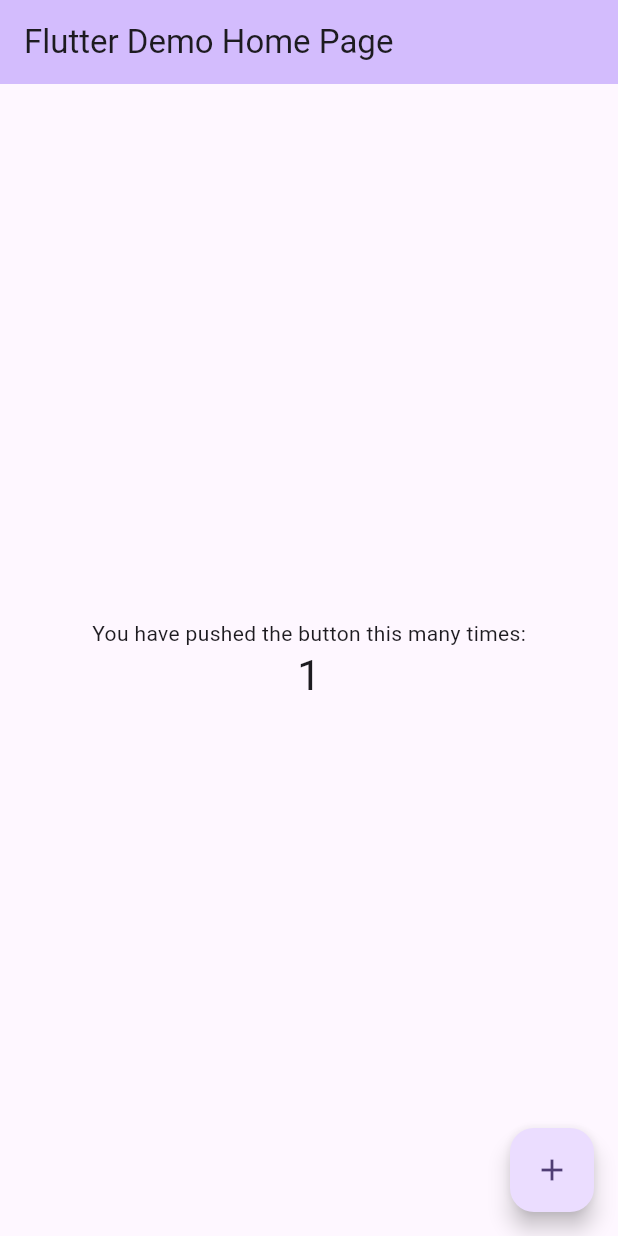
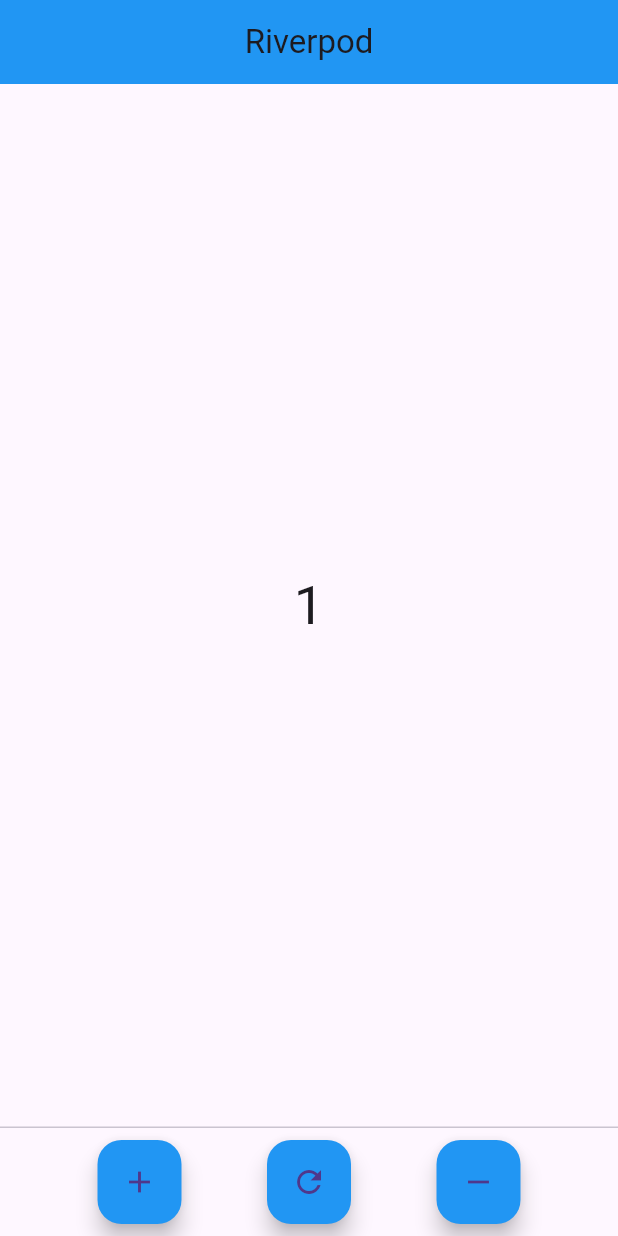
Before and after one commit to shoaib-khan895/RiverPod, a Flutter app: the screen it shows after launch, after a tap on the "add" icon, on a phone screen of 412 x 824 dp. Run offline on Flutter 3.47's test engine with Material 3 defaults, Android fonts, the phone set to English and light mode, and no system bars; our stand-ins replace flutter_riverpod.

Commit message:
Initial commit

```diff
--- a/analysis_options.yaml
+++ b/analysis_options.yaml
@@ -1,29 +1,3 @@
-# This file configures the analyzer, which statically analyzes Dart code to
-# check for errors, warnings, and lints.
-#
-# The issues identified by the analyzer are surfaced in the UI of Dart-enabled
-# IDEs (https://dart.dev/tools#ides-and-editors). The analyzer can also be
-# invoked from the command line by running `flutter analyze`.
-
-# The following line activates a set of recommended lints for Flutter apps,
-# packages, and plugins designed to encourage good coding practices.
-include: package:flutter_lints/flutter.yaml
-
-linter:
-  # The lint rules applied to this project can be customized in the
-  # section below to disable rules from the `package:flutter_lints/flutter.yaml`
-  # included above or to enable additional rules. A list of all available lints
-  # and their documentation is published at
-  # https://dart-lang.github.io/linter/lints/index.html.
-  #
-  # Instead of disabling a lint rule for the entire project in the
-  # section below, it can also be suppressed for a single line of code
-  # or a specific dart file by using the `// ignore: name_of_lint` and
-  # `// ignore_for_file: name_of_lint` syntax on the line or in the file
-  # producing the lint.
-  rules:
-    # avoid_print: false  # Uncomment to disable the `avoid_print` rule
-    # prefer_single_quotes: true  # Uncomment to enable the `prefer_single_quotes` rule
-
-# Additional information about this file can be found at
-# https://dart.dev/guides/language/analysis-options
+analyzer:
+  plugins:
+    - custom_lint
--- a/lib/main.dart
+++ b/lib/main.dart
@@ -1,125 +1,10 @@
 import 'package:flutter/material.dart';
+import 'package:flutter_riverpod/flutter_riverpod.dart';
+import 'package:riverpod_demo/state_notifier_demo/screens/state_notifier_demo.dart';
 
 void main() {
-  runApp(const MyApp());
+  ///change screens to see demo.
+  ///StateProviderDemo
+  ///FutureProviderDemo
+  runApp(ProviderScope(child: MaterialApp(home: StateNotifierDemo())));
 }
-
-class MyApp extends StatelessWidget {
-  const MyApp({super.key});
-
-  // This widget is the root of your application.
-  @override
-  Widget build(BuildContext context) {
-    return MaterialApp(
-      title: 'Flutter Demo',
-      theme: ThemeData(
-        // This is the theme of your application.
-        //
-        // TRY THIS: Try running your application with "flutter run". You'll see
-        // the application has a blue toolbar. Then, without quitting the app,
-        // try changing the seedColor in the colorScheme below to Colors.green
-        // and then invoke "hot reload" (save your changes or press the "hot
-        // reload" button in a Flutter-supported IDE, or press "r" if you used
-        // the command line to start the app).
-        //
-        // Notice that the counter didn't reset back to zero; the application
-        // state is not lost during the reload. To reset the state, use hot
-        // restart instead.
-        //
-        // This works for code too, not just values: Most code changes can be
-        // tested with just a hot reload.
-        colorScheme: ColorScheme.fromSeed(seedColor: Colors.deepPurple),
-        useMaterial3: true,
-      ),
-      home: const MyHomePage(title: 'Flutter Demo Home Page'),
-    );
-  }
-}
-
-class MyHomePage extends StatefulWidget {
-  const MyHomePage({super.key, required this.title});
-
-  // This widget is the home page of your application. It is stateful, meaning
-  // that it has a State object (defined below) that contains fields that affect
-  // how it looks.
-
-  // This class is the configuration for the state. It holds the values (in this
-  // case the title) provided by the parent (in this case the App widget) and
-  // used by the build method of the State. Fields in a Widget subclass are
-  // always marked "final".
-
-  final String title;
-
-  @override
-  State<MyHomePage> createState() => _MyHomePageState();
-}
-
-class _MyHomePageState extends State<MyHomePage> {
-  int _counter = 0;
-
-  void _incrementCounter() {
-    setState(() {
-      // This call to setState tells the Flutter framework that something has
-      // changed in this State, which causes it to rerun the build method below
-      // so that the display can reflect the updated values. If we changed
-      // _counter without calling setState(), then the build method would not be
-      // called again, and so nothing would appear to happen.
-      _counter++;
-    });
-  }
-
-  @override
-  Widget build(BuildContext context) {
-    // This method is rerun every time setState is called, for instance as done
-    // by the _incrementCounter method above.
-    //
-    // The Flutter framework has been optimized to make rerunning build methods
-    // fast, so that you can just rebuild anything that needs updating rather
-    // than having to individually change instances of widgets.
-    return Scaffold(
-      appBar: AppBar(
-        // TRY THIS: Try changing the color here to a specific color (to
-        // Colors.amber, perhaps?) and trigger a hot reload to see the AppBar
-        // change color while the other colors stay the same.
-        backgroundColor: Theme.of(context).colorScheme.inversePrimary,
-        // Here we take the value from the MyHomePage object that was created by
-        // the App.build method, and use it to set our appbar title.
-        title: Text(widget.title),
-      ),
-      body: Center(
-        // Center is a layout widget. It takes a single child and positions it
-        // in the middle of the parent.
-        child: Column(
-          // Column is also a layout widget. It takes a list of children and
-          // arranges them vertically. By default, it sizes itself to fit its
-          // children horizontally, and tries to be as tall as its parent.
-          //
-          // Column has various properties to control how it sizes itself and
-          // how it positions its children. Here we use mainAxisAlignment to
-          // center the children vertically; the main axis here is the vertical
-          // axis because Columns are vertical (the cross axis would be
-          // horizontal).
-          //
-          // TRY THIS: Invoke "debug painting" (choose the "Toggle Debug Paint"
-          // action in the IDE, or press "p" in the console), to see the
-          // wireframe for each widget.
-          mainAxisAlignment: MainAxisAlignment.center,
-          children: <Widget>[
-            const Text(
-              'You have pushed the button this many times:',
-            ),
-            Text(
-              '$_counter',
-              style: Theme.of(context).textTheme.headlineMedium,
-            ),
-          ],
-        ),
-      ),
-      floatingActionButton: FloatingActionButton(
-        onPressed: _incrementCounter,
-        tooltip: 'Increment',
-        child: const Icon(Icons.add),
-      ), // This trailing comma makes auto-formatting nicer for build methods.
-    );
-  }
-}
--- /dev/null
+++ b/lib/state_notifier_demo/logic/counter_logic.dart
@@ -0,0 +1,8 @@
+import 'package:flutter_riverpod/flutter_riverpod.dart';
+
+class CounterLogic extends StateNotifier<int> {
+  CounterLogic() : super(0);
+
+  increment() => state++;
+  decrement() => state--;
+}
--- /dev/null
+++ b/lib/state_notifier_demo/screens/state_notifier_demo.dart
@@ -0,0 +1,76 @@
+import 'package:flutter/material.dart';
+import 'package:flutter_riverpod/flutter_riverpod.dart';
+
+import '../logic/counter_logic.dart';
+
+// ///example of Provider
+// final name = Provider((ref) => 'Hello Shoaib');
+//
+// ///example of StateProvider
+// final counter = StateProvider<int>((ref) => 0);
+
+///example of StateNotifierProvider
+final counterProvider =
+    StateNotifierProvider<CounterLogic, int>((ref) => CounterLogic());
+
+class StateNotifierDemo extends ConsumerWidget {
+  const StateNotifierDemo({super.key});
+
+  @override
+  Widget build(BuildContext context, WidgetRef ref) {
+    ///ref.watch listen the changes in provider state and rebuild the widget.
+    final count = ref.watch(counterProvider);
+    return Scaffold(
+      appBar: AppBar(
+          backgroundColor: Colors.blue,
+          centerTitle: true,
+          title: Text('Riverpod')),
+      body: Center(
+        child: Text(
+          '$count',
+          style: TextStyle(fontSize: 36),
+        ),
+      ),
+      persistentFooterButtons: [
+        Row(
+          mainAxisAlignment: MainAxisAlignment.spaceEvenly,
+          children: [
+            FloatingActionButton(
+              backgroundColor: Colors.blue,
+              onPressed: () {
+                ///ref.read is use to read value once.
+                //read the state and add 1
+                // ref.read(counter.notifier).state++;
+                // ref.read(counter.notifier).update((state) => state + 1);
+                ref.read(counterProvider.notifier).increment();
+              },
+              child: Icon(Icons.add),
+            ),
+            FloatingActionButton(
+              backgroundColor: Colors.blue,
+              onPressed: () {
+                ///ref.read is use to read value once.
+                //read the state and add 1
+                // ref.read(counter.notifier).state++;
+                // ref.read(counter.notifier).update((state) => state + 1);
+                ref.invalidate(counterProvider);
+              },
+              child: Icon(Icons.refresh),
+            ),
+            FloatingActionButton(
+              backgroundColor: Colors.blue,
+              onPressed: () {
+                ///ref.read is use to read value once.
+                //read the state and add 1
+                // ref.read(counter.notifier).state++;
+                // ref.read(counter.notifier).update((state) => state + 1);
+                ref.read(counterProvider.notifier).decrement();
+              },
+              child: Icon(Icons.remove),
+            ),
+          ],
+        ),
+      ],
+    );
+  }
+}
```
Also changed, not shown: lib/state_notifier_demo/providers/providers.dart (added, +13 -0 lines), pubspec.yaml (+10 -0 lines), pubspec.lock.
